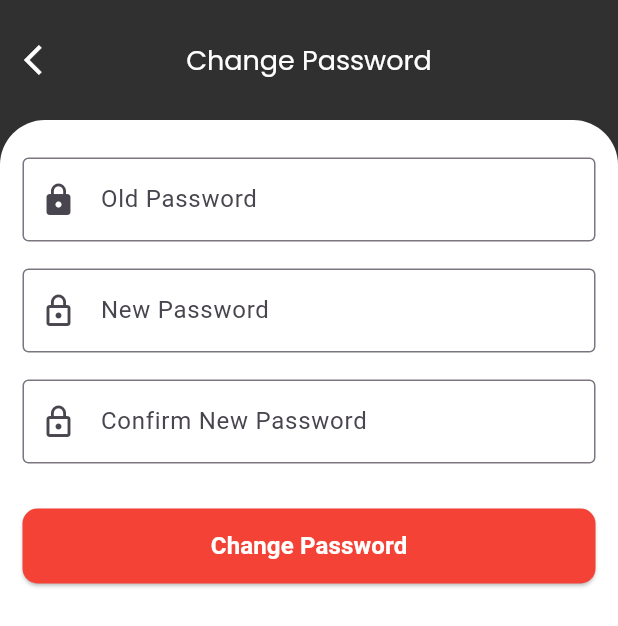
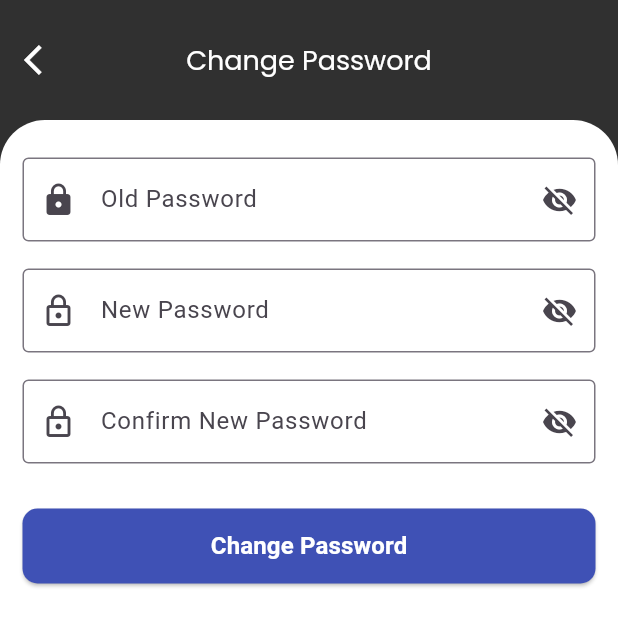
Before and after one commit to Nishia25/face_detection_frontend, a Flutter app: the ChangePassword screen opened directly, on a phone screen of 412 x 824 dp. Shown: the top 626 px of the screen. Run offline on Flutter 3.47's test engine with Material 3 defaults, Android fonts, the phone set to English and light mode, and no system bars; our stand-ins replace cloud_firestore, firebase_auth, firebase_core, firebase_messaging, firebase_storage, get and 6 more; accounts and stored records are empty.

Commit message:
change pswd

```diff
--- a/lib/src/accounts/accounts_pages/change_password.dart
+++ b/lib/src/accounts/accounts_pages/change_password.dart
@@ -39,11 +39,17 @@ class ChangePassword extends StatelessWidget {
                       TextField(
                         controller: controller.oldPasswordController,
                         focusNode: controller.oldPasswordFocusNode,
-                        obscureText: true,
+                        obscureText: !controller.isOldPasswordVisible.value,
                         decoration: InputDecoration(
                           labelText: 'Old Password',
                           border: const OutlineInputBorder(),
                           prefixIcon: const Icon(Icons.lock),
+                          suffixIcon: IconButton(
+                            icon: Icon(
+                              controller.isOldPasswordVisible.value ? Icons.visibility : Icons.visibility_off,
+                            ),
+                            onPressed: controller.toggleOldPasswordVisibility,
+                          ),
                           errorText: controller.oldPasswordError.value.isEmpty ? null : controller.oldPasswordError.value,
                         ),
                         onChanged: (value) => controller.validateOldPassword(value),
@@ -52,11 +58,17 @@ class ChangePassword extends StatelessWidget {
                       TextField(
                         controller: controller.newPasswordController,
                         focusNode: controller.newPasswordFocusNode,
-                        obscureText: true,
+                        obscureText: !controller.isNewPasswordVisible.value,
                         decoration: InputDecoration(
                           labelText: 'New Password',
                           border: const OutlineInputBorder(),
                           prefixIcon: const Icon(Icons.lock_outline),
+                          suffixIcon: IconButton(
+                            icon: Icon(
+                              controller.isNewPasswordVisible.value ? Icons.visibility : Icons.visibility_off,
+                            ),
+                            onPressed: controller.toggleNewPasswordVisibility,
+                          ),
                           errorText: controller.newPasswordError.value.isEmpty ? null : controller.newPasswordError.value,
                         ),
                         onChanged: (value) => controller.validateNewPassword(value),
@@ -65,11 +77,17 @@ class ChangePassword extends StatelessWidget {
                       TextField(
                         controller: controller.confirmPasswordController,
                         focusNode: controller.confirmPasswordFocusNode,
-                        obscureText: true,
+                        obscureText: !controller.isConfirmPasswordVisible.value,
                         decoration: InputDecoration(
                           labelText: 'Confirm New Password',
                           border: const OutlineInputBorder(),
                           prefixIcon: const Icon(Icons.lock_outline),
+                          suffixIcon: IconButton(
+                            icon: Icon(
+                              controller.isConfirmPasswordVisible.value ? Icons.visibility : Icons.visibility_off,
+                            ),
+                            onPressed: controller.toggleConfirmPasswordVisibility,
+                          ),
                           errorText: controller.confirmPasswordError.value.isEmpty ? null : controller.confirmPasswordError.value,
                         ),
                         onChanged: (value) => controller.validateConfirmPassword(value),
@@ -81,7 +99,7 @@ class ChangePassword extends StatelessWidget {
                         child: ElevatedButton(
                           onPressed: controller.changePassword,
                           style: ElevatedButton.styleFrom(
-                            backgroundColor: Colors.red,
+                            backgroundColor: Colors.indigo,
                             shape: RoundedRectangleBorder(
                               borderRadius: BorderRadius.circular(10),
                             ),
--- a/lib/src/accounts/controller/change_password_controller.dart
+++ b/lib/src/accounts/controller/change_password_controller.dart
@@ -16,6 +16,11 @@ class ChangePasswordController extends GetxController {
   final RxString newPasswordError = ''.obs;
   final RxString confirmPasswordError = ''.obs;
 
+  // Password visibility states
+  final RxBool isOldPasswordVisible = false.obs;
+  final RxBool isNewPasswordVisible = false.obs;
+  final RxBool isConfirmPasswordVisible = false.obs;
+
   @override
   void onClose() {
     oldPasswordController.dispose();
@@ -25,6 +30,19 @@ class ChangePasswordController extends GetxController {
     newPasswordFocusNode.dispose();
     confirmPasswordFocusNode.dispose();
     super.onClose();
+  }
+
+  // Password visibility toggle methods
+  void toggleOldPasswordVisibility() {
+    isOldPasswordVisible.value = !isOldPasswordVisible.value;
+  }
+
+  void toggleNewPasswordVisibility() {
+    isNewPasswordVisible.value = !isNewPasswordVisible.value;
+  }
+
+  void toggleConfirmPasswordVisibility() {
+    isConfirmPasswordVisible.value = !isConfirmPasswordVisible.value;
   }
 
   bool validateOldPassword(String value) {
```
